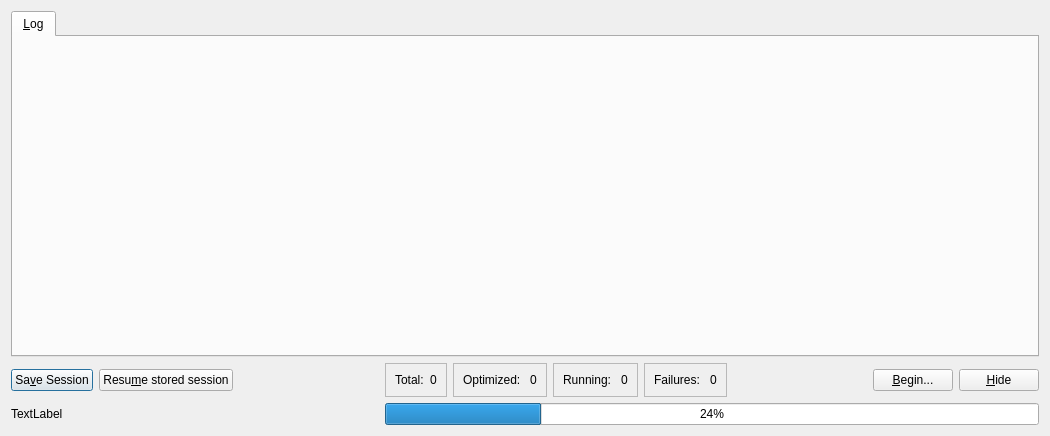
Old version of the form src/xtalopt/ui/dialog.ui in the repository xtalopt/XtalOpt.
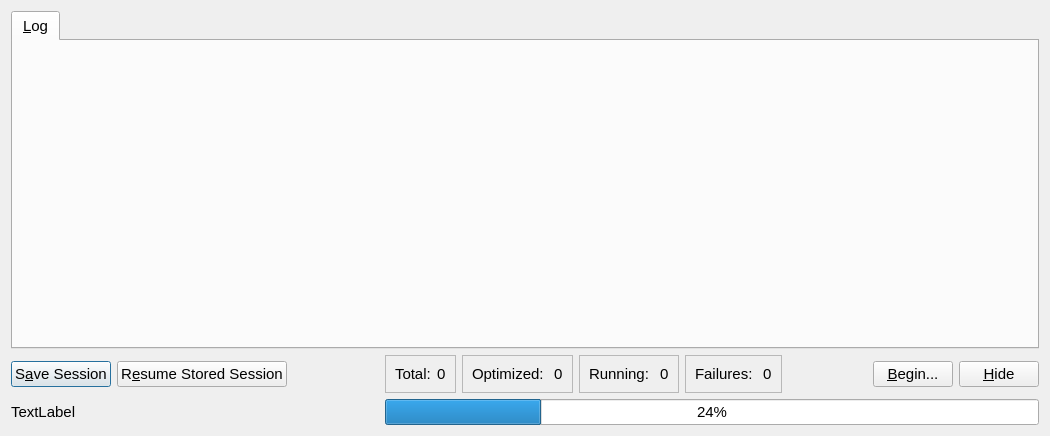
New version of the form. Icons and pictures are not drawn.

```diff
--- a/src/xtalopt/ui/dialog.ui
+++ b/src/xtalopt/ui/dialog.ui
@@ -16,6 +16,11 @@
     <verstretch>0</verstretch>
    </sizepolicy>
   </property>
+  <property name="font">
+   <font>
+    <pointsize>11</pointsize>
+   </font>
+  </property>
   <property name="windowTitle">
    <string>XtalOpt</string>
   </property>
@@ -79,7 +84,7 @@
    <item row="4" column="0">
     <widget class="QPushButton" name="push_save">
      <property name="text">
-      <string>Sa&amp;ve Session</string>
+      <string>S&amp;ave Session</string>
      </property>
     </widget>
    </item>
@@ -142,7 +147,7 @@
    <item row="4" column="1">
     <widget class="QPushButton" name="push_resume">
      <property name="text">
-      <string>Resu&amp;me stored session</string>
+      <string>R&amp;esume Stored Session</string>
      </property>
     </widget>
    </item>
@@ -158,7 +163,7 @@
       <string>&amp;Hide</string>
      </property>
      <property name="autoDefault">
-      <bool>false</bool>
+      <bool>true</bool>
      </property>
     </widget>
    </item>
@@ -173,6 +178,9 @@
      <property name="text">
       <string>&amp;Begin...</string>
      </property>
+     <property name="default">
+      <bool>false</bool>
+     </property>
     </widget>
    </item>
    <item row="4" column="4">
```
